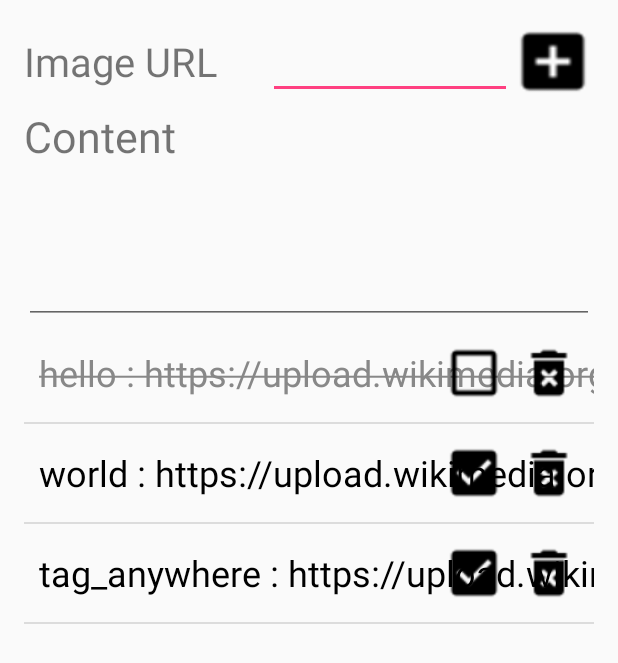
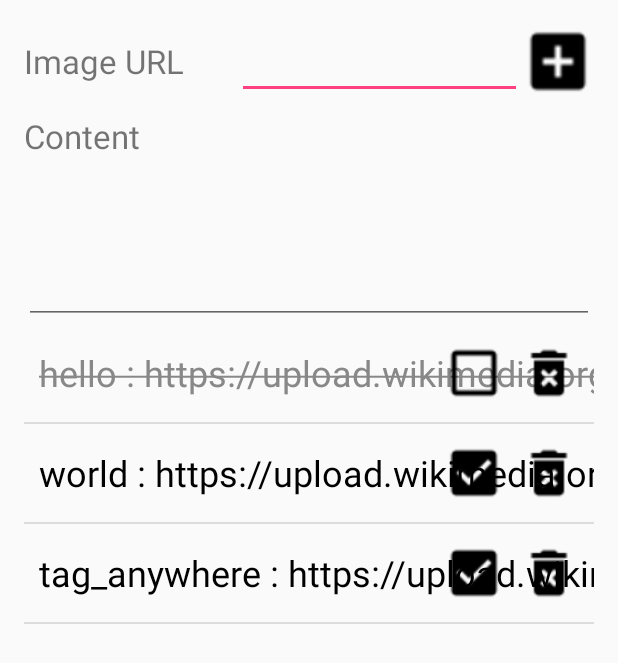
Before and after one commit to hayoungc/CS543_PubSubImage, an Android app: the PubActivity screen opened directly, with no data from a screen before it, after a tap on an icon or button, on a phone screen of 412 x 824 dp. Shown: the top 663 px of the screen. Run offline under Robolectric (Android 15) with nearby library versions, the phone set to English and light mode, and no system bars; libraries missing offline, so code that uses them is left out: org.eclipse.paho; 1 other tap on this screen came first.

Commit message:
screenshot and report update

```diff
--- a/app/src/main/res/layout/activity_pub.xml
+++ b/app/src/main/res/layout/activity_pub.xml
@@ -21,13 +21,13 @@
             android:layout_height="match_parent"
             android:layout_weight="3"
             android:text="Image URL"
-            android:textSize="12pt"
+            android:textSize="10pt"
             android:gravity="center_vertical"/>
         <EditText
             android:layout_width="0dp"
             android:layout_height="match_parent"
-            android:layout_weight="3"
-            android:textSize="12pt"
+            android:layout_weight="4"
+            android:textSize="10pt"
             android:id="@+id/ImgURL"/>
         <Button
             android:layout_width="0dp"
@@ -49,7 +49,7 @@
             android:layout_height="match_parent"
             android:layout_weight="3"
             android:text="Content"
-            android:textSize="13pt"
+            android:textSize="10pt"
             android:gravity="center_vertical"/>
     </LinearLayout>
 
```
Also changed, not shown: 7 other files.
